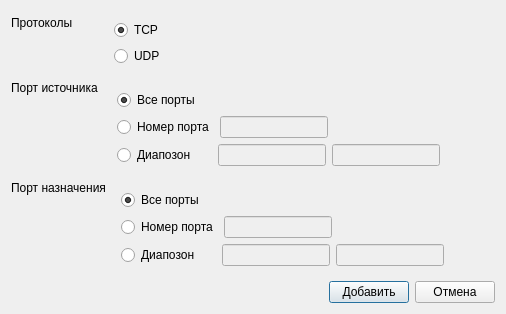
Begzi/Dis, file GUI/dialog_window_filter_port.ui: the form before one commit.
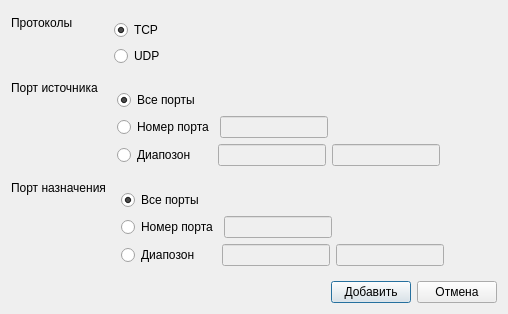
The form after the commit.

The edit to the form file:
```diff
--- a/GUI/dialog_window_filter_port.ui
+++ b/GUI/dialog_window_filter_port.ui
@@ -6,8 +6,8 @@
    <rect>
     <x>0</x>
     <y>0</y>
-    <width>506</width>
-    <height>307</height>
+    <width>508</width>
+    <height>300</height>
    </rect>
   </property>
   <property name="windowTitle">
@@ -15,6 +15,8 @@
   </property>
   <layout class="QVBoxLayout" name="verticalLayout_7">
    <item>
+    <layout class="QVBoxLayout" name="verticalLayout">
+     <item>
     <layout class="QHBoxLayout" name="horizontalLayout" stretch="1,6">
      <item>
       <layout class="QVBoxLayout" name="verticalLayout_3">
@@ -51,7 +53,7 @@
      </item>
      <item>
       <widget class="QWidget" name="widget" native="true">
-       <layout class="QVBoxLayout" name="verticalLayout">
+         <layout class="QVBoxLayout" name="verticalLayout_8">
         <item>
          <widget class="QRadioButton" name="radioTCP">
           <property name="text">
@@ -403,6 +405,8 @@
         <string>Отмена</string>
        </property>
       </widget>
+       </item>
+      </layout>
      </item>
     </layout>
    </item>
```
Left out of the diff: 3 changed lines with no effect on the pictures. Lines whose indentation alone changed are shown as unchanged.
